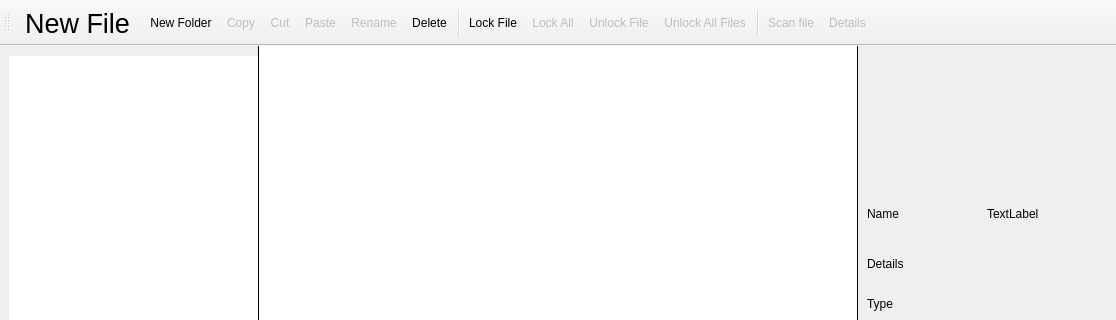
Old version of the form ui_files/main_window.ui in the repository Amanrai503/Secure-file-management-system; both pictures show x 0 to 1116 and y 0 to 320 of the 1116 by 767 pixel window.
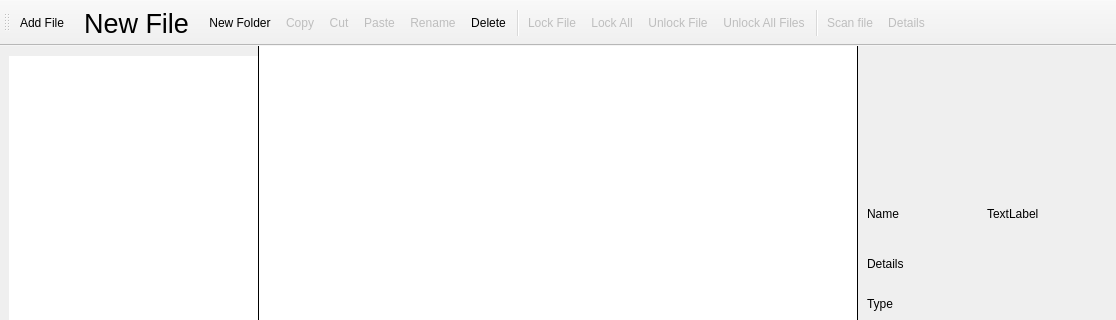
New version of the form. Icons and pictures are not drawn.

What changed in the file:
```diff
--- a/ui_files/main_window.ui
+++ b/ui_files/main_window.ui
@@ -453,6 +453,7 @@
    <attribute name="toolBarBreak">
     <bool>false</bool>
    </attribute>
+   <addaction name="actionAdd_File"/>
    <addaction name="actionNew"/>
    <addaction name="actionNew_Folder"/>
    <addaction name="actionCopy"/>
@@ -640,6 +641,9 @@
    </property>
   </action>
   <action name="actionLock_File">
+   <property name="enabled">
+    <bool>false</bool>
+   </property>
    <property name="icon">
     <iconset resource="../resource.qrc">
      <normaloff>:/icons/resources/icons8-encrypted-file-96.png</normaloff>:/icons/resources/icons8-encrypted-file-96.png</iconset>
@@ -681,6 +685,18 @@
     <string>Scan file</string>
    </property>
   </action>
+  <action name="actionAdd_File">
+   <property name="icon">
+    <iconset resource="../resource.qrc">
+     <normaloff>:/icons/resources/icons8-add-96.png</normaloff>:/icons/resources/icons8-add-96.png</iconset>
+   </property>
+   <property name="text">
+    <string>Add File</string>
+   </property>
+   <property name="toolTip">
+    <string>Add File</string>
+   </property>
+  </action>
  </widget>
  <resources>
   <include location="../resource.qrc"/>
```
Left out of the diff: 3 changed lines with no effect on the pictures.
